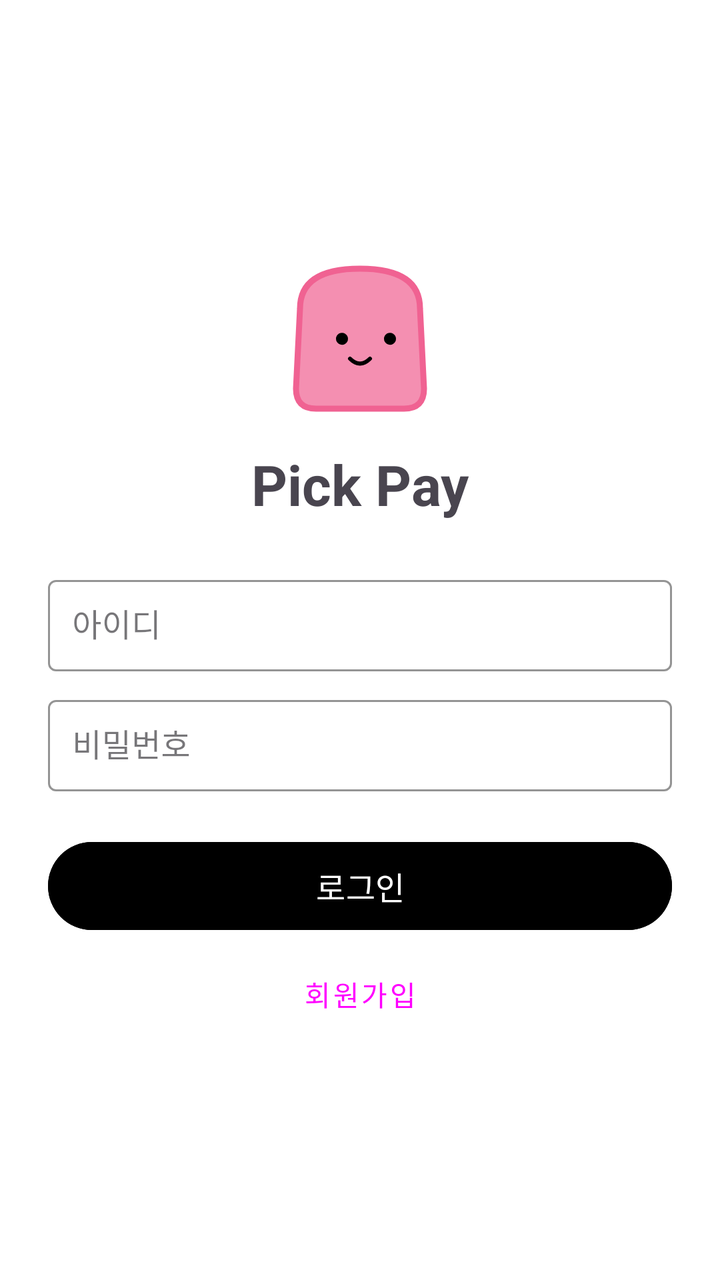
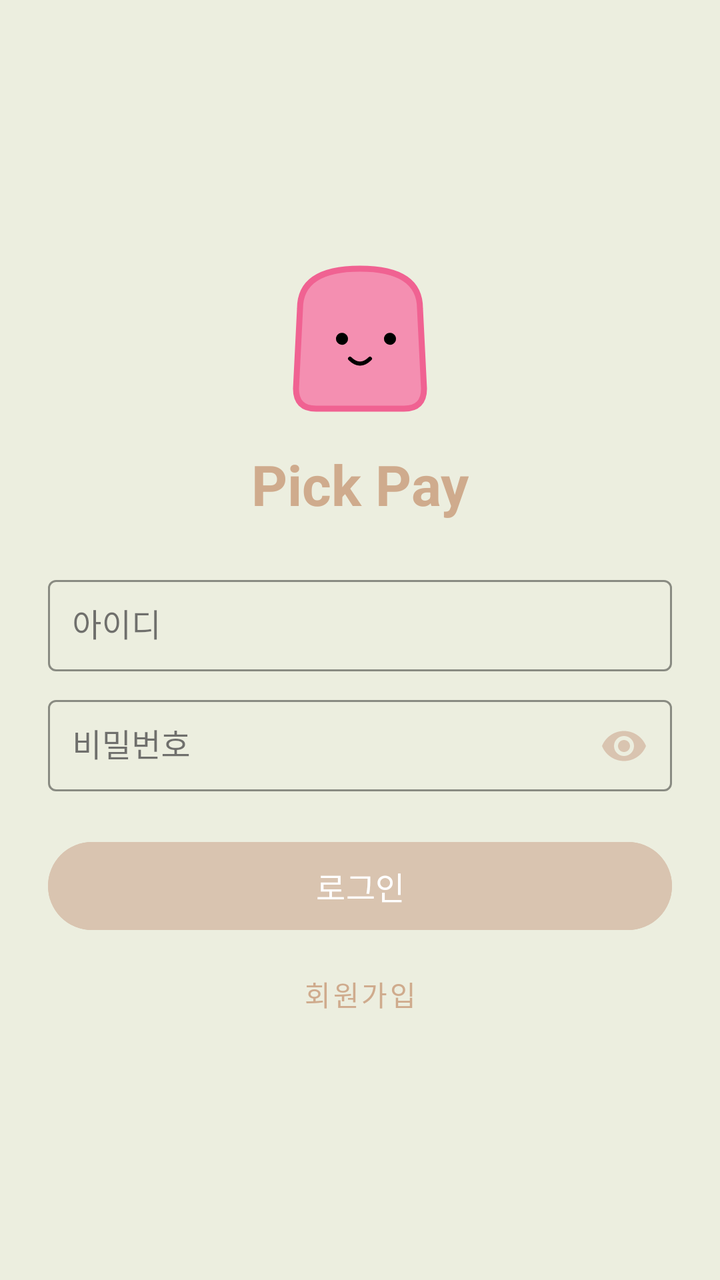

Screens rendered from an Android XML layout before and after an edit, with the pre-edit source and the edit as a unified diff.
<!-- AndroidManifest.xml: application theme Theme.Payclient -->
<!-- res/layout/activity_login.xml -->
<?xml version="1.0" encoding="utf-8"?>
<androidx.constraintlayout.widget.ConstraintLayout xmlns:android="http://schemas.android.com/apk/res/android"
    xmlns:app="http://schemas.android.com/apk/res-auto"
    android:layout_width="match_parent"
    android:layout_height="match_parent"
    android:padding="24dp">

    <LinearLayout
        android:layout_width="match_parent"
        android:layout_height="wrap_content"
        android:orientation="vertical"
        android:gravity="center_horizontal"
        app:layout_constraintTop_toTopOf="parent"
        app:layout_constraintBottom_toBottomOf="parent"
        app:layout_constraintStart_toStartOf="parent"
        app:layout_constraintEnd_toEndOf="parent">

        <ImageView
            android:id="@+id/iv_logo"
            android:layout_width="100dp"
            android:layout_height="100dp"
            android:src="@drawable/ic_bread" />

        <TextView
            android:id="@+id/tv_app_title"
            android:layout_width="wrap_content"
            android:layout_height="wrap_content"
            android:text="Pick Pay"
            android:textSize="28sp"
            android:textStyle="bold"
            android:textColor="@color/deep_pink"
            android:layout_marginTop="4dp" />

        <com.google.android.material.textfield.TextInputLayout
            android:id="@+id/til_login_id"
            style="@style/Widget.MaterialComponents.TextInputLayout.OutlinedBox"
            android:layout_width="match_parent"
            android:layout_height="wrap_content"
            android:hint="아이디"
            app:boxStrokeColor="@color/primary_pink"
            app:hintTextColor="@color/deep_pink"
            android:layout_marginTop="24dp">
            <com.google.android.material.textfield.TextInputEditText
                android:id="@+id/et_login_id"
                android:layout_width="match_parent"
                android:layout_height="wrap_content"
                android:padding="12dp"
                android:inputType="text" />
        </com.google.android.material.textfield.TextInputLayout>

        <com.google.android.material.textfield.TextInputLayout
            android:id="@+id/til_password"
            style="@style/Widget.MaterialComponents.TextInputLayout.OutlinedBox"
            android:layout_width="match_parent"
            android:layout_height="wrap_content"
            android:hint="비밀번호"
            app:boxStrokeColor="@color/primary_pink"
            app:hintTextColor="@color/deep_pink"
            app:passwordToggleEnabled="true"
            app:passwordToggleTint="@color/primary_pink"
            android:layout_marginTop="8dp">
            <com.google.android.material.textfield.TextInputEditText
                android:id="@+id/et_password"
                android:layout_width="match_parent"
                android:layout_height="wrap_content"
                android:padding="12dp"
                android:inputType="textPassword" />
        </com.google.android.material.textfield.TextInputLayout>

        <Button
            android:id="@+id/btn_login"
            android:layout_width="match_parent"
            android:layout_height="52dp"
            android:text="로그인"
            android:textSize="16sp"
            android:backgroundTint="@color/primary_pink"
            android:layout_marginTop="20dp" />

        <Button
            android:id="@+id/btn_go_to_signup"
            style="@style/Widget.MaterialComponents.Button.TextButton"
            android:layout_width="wrap_content"
            android:layout_height="wrap_content"
            android:text="회원가입"
            android:textColor="@color/deep_pink"
            android:layout_marginTop="4dp" />

    </LinearLayout>

    <ProgressBar
        android:id="@+id/pb_loading"
        android:layout_width="wrap_content"
        android:layout_height="wrap_content"
        android:visibility="gone"
        android:indeterminateTint="@color/deep_pink"
        app:layout_constraintTop_toTopOf="parent"
        app:layout_constraintBottom_toBottomOf="parent"
        app:layout_constraintStart_toStartOf="parent"
        app:layout_constraintEnd_toEndOf="parent" />

</androidx.constraintlayout.widget.ConstraintLayout>
<!-- resources referenced by this layout -->
<resources>
  <!-- drawable ic_bread (drawable) -->
  <?xml version="1.0" encoding="utf-8"?>
  <vector xmlns:android="http://schemas.android.com/apk/res/android"
      android:width="120dp"
      android:height="120dp"
      android:viewportWidth="100"
      android:viewportHeight="100">
      
      
      
      <path
          android:fillColor="#F48FB1"
          android:pathData="M20,35 Q20,15 50,15 Q80,15 80,35 L82,75 Q82,85 72,85 L28,85 Q18,85 18,75 Z" />
      
      
      <path
          android:strokeColor="#F06292"
          android:strokeWidth="3"
          android:pathData="M20,35 Q20,15 50,15 Q80,15 80,35 L82,75 Q82,85 72,85 L28,85 Q18,85 18,75 Z" />
  
      
      <path
          android:fillColor="#000000"
          android:pathData="M38,50 A3,3 0 1 1 38,50.1 Z M62,50 A3,3 0 1 1 62,50.1 Z" />
      
      
      <path
          android:strokeColor="#000000"
          android:strokeWidth="2"
          android:strokeLineCap="round"
          android:pathData="M45,60 Q50,65 55,60" />
  </vector>
  <style name="Theme.Payclient" parent="Base.Theme.Payclient" />
  <style name="Base.Theme.Payclient" parent="Theme.Material3.DayNight.NoActionBar">
          
          <item name="colorPrimary">@color/primary_pink</item>
          <item name="android:windowBackground">@color/baby_pink</item>
      </style>
</resources>

<!-- the commit's change to res/layout/activity_login.xml (unified diff, before → after) -->
@@ -28,7 +28,7 @@
             android:text="Pick Pay"
             android:textSize="28sp"
             android:textStyle="bold"
-            android:textColor="@color/deep_pink"
+            android:textColor="@color/deep_brown"
             android:layout_marginTop="4dp" />
 
         <com.google.android.material.textfield.TextInputLayout
@@ -37,8 +37,8 @@
             android:layout_width="match_parent"
             android:layout_height="wrap_content"
             android:hint="아이디"
-            app:boxStrokeColor="@color/primary_pink"
-            app:hintTextColor="@color/deep_pink"
+            app:boxStrokeColor="@color/beige"
+            app:hintTextColor="@color/deep_brown"
             android:layout_marginTop="24dp">
             <com.google.android.material.textfield.TextInputEditText
                 android:id="@+id/et_login_id"
@@ -54,10 +54,10 @@
             android:layout_width="match_parent"
             android:layout_height="wrap_content"
             android:hint="비밀번호"
-            app:boxStrokeColor="@color/primary_pink"
-            app:hintTextColor="@color/deep_pink"
+            app:boxStrokeColor="@color/beige"
+            app:hintTextColor="@color/deep_brown"
             app:passwordToggleEnabled="true"
-            app:passwordToggleTint="@color/primary_pink"
+            app:passwordToggleTint="@color/beige"
             android:layout_marginTop="8dp">
             <com.google.android.material.textfield.TextInputEditText
                 android:id="@+id/et_password"
@@ -73,7 +73,7 @@
             android:layout_height="52dp"
             android:text="로그인"
             android:textSize="16sp"
-            android:backgroundTint="@color/primary_pink"
+            android:backgroundTint="@color/beige"
             android:layout_marginTop="20dp" />
 
         <Button
@@ -82,7 +82,7 @@
             android:layout_width="wrap_content"
             android:layout_height="wrap_content"
             android:text="회원가입"
-            android:textColor="@color/deep_pink"
+            android:textColor="@color/deep_brown"
             android:layout_marginTop="4dp" />
 
     </LinearLayout>
@@ -92,7 +92,7 @@
         android:layout_width="wrap_content"
         android:layout_height="wrap_content"
         android:visibility="gone"
-        android:indeterminateTint="@color/deep_pink"
+        android:indeterminateTint="@color/deep_brown"
         app:layout_constraintTop_toTopOf="parent"
         app:layout_constraintBottom_toBottomOf="parent"
         app:layout_constraintStart_toStartOf="parent"
<!-- resource entries referenced after the edit -->
@@ -1,5 +1,7 @@
 <!-- resources referenced by this layout -->
 <resources>
+  <color name="beige">#D9C4B0</color>
+  <color name="deep_brown">#CFAB8D</color>
   <!-- drawable ic_bread (drawable) -->
   <?xml version="1.0" encoding="utf-8"?>
   <vector xmlns:android="http://schemas.android.com/apk/res/android"
@@ -35,8 +37,9 @@
   <style name="Theme.Payclient" parent="Base.Theme.Payclient" />
   <style name="Base.Theme.Payclient" parent="Theme.Material3.DayNight.NoActionBar">
           
-          <item name="colorPrimary">@color/primary_pink</item>
-          <item name="android:windowBackground">@color/baby_pink</item>
+          <item name="colorPrimary">@color/beige</item>
+          <item name="android:windowBackground">@color/baby_blue</item>
       </style>
+  <color name="baby_blue">#ECEEDF</color>
 </resources>
 
